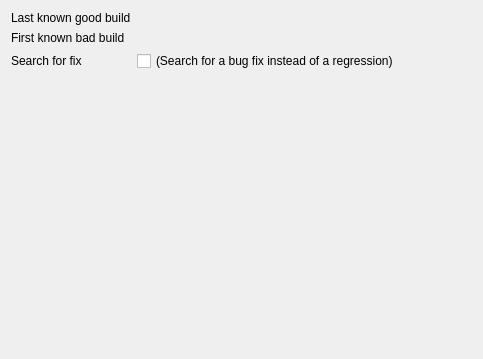
First picture: the form in gui/mozregui/ui/build_selection.ui, repository mozilla/mozregression, before the edit.
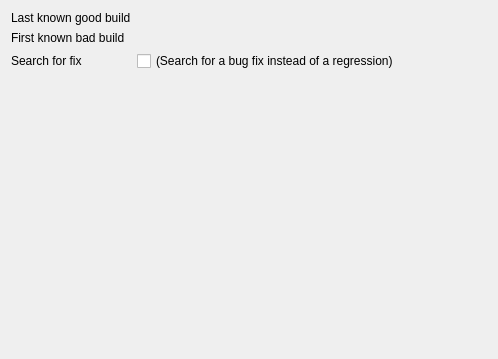
Second picture: the form after the edit. Custom widgets are drawn as their Qt base class.

Commit message: Fix inversion start/end with calendar widgets

```diff
--- a/gui/mozregui/ui/build_selection.ui
+++ b/gui/mozregui/ui/build_selection.ui
@@ -6,7 +6,7 @@
    <rect>
     <x>0</x>
     <y>0</y>
-    <width>483</width>
+    <width>498</width>
     <height>359</height>
    </rect>
   </property>
@@ -22,7 +22,7 @@
     </widget>
    </item>
    <item row="0" column="1">
-    <widget class="BuildSelection" name="end" native="true"/>
+    <widget class="BuildSelection" name="start" native="true"/>
    </item>
    <item row="1" column="0">
     <widget class="QLabel" name="label_2">
@@ -32,7 +32,7 @@
     </widget>
    </item>
    <item row="1" column="1">
-    <widget class="BuildSelection" name="start" native="true"/>
+    <widget class="BuildSelection" name="end" native="true"/>
    </item>
    <item row="2" column="0">
     <widget class="QLabel" name="label_4">
```
